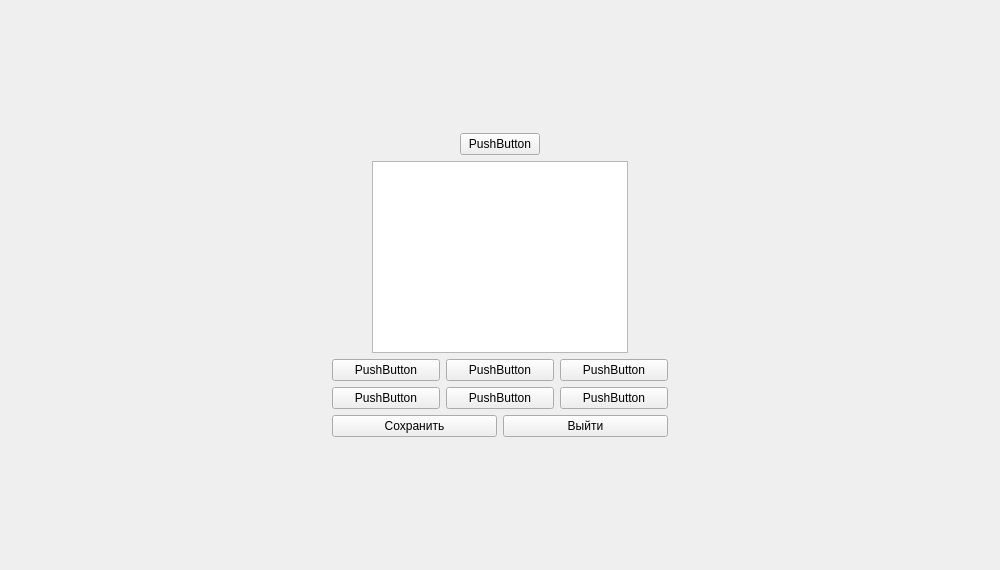
This is YandexProject1/all_avatar.ui in JKarak/app-for-applications as Qt 5 draws it before an edit. The edited form follows.
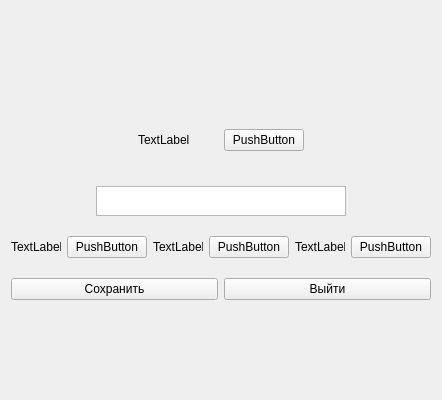
This is the edited form.

What changed in the file:
```diff
--- a/YandexProject1/all_avatar.ui
+++ b/YandexProject1/all_avatar.ui
@@ -2,31 +2,21 @@
 <ui version="4.0">
  <class>Form</class>
  <widget class="QWidget" name="Form">
+  <property name="enabled">
+   <bool>true</bool>
+  </property>
   <property name="geometry">
    <rect>
     <x>0</x>
     <y>0</y>
-    <width>1000</width>
-    <height>570</height>
+    <width>335</width>
+    <height>400</height>
    </rect>
   </property>
   <property name="windowTitle">
    <string>Form</string>
   </property>
   <layout class="QVBoxLayout" name="verticalLayout_2">
-   <item>
-    <spacer name="verticalSpacer">
-     <property name="orientation">
-      <enum>Qt::Vertical</enum>
-     </property>
-     <property name="sizeHint" stdset="0">
-      <size>
-       <width>20</width>
-       <height>40</height>
-      </size>
-     </property>
-    </spacer>
-   </item>
    <item>
     <layout class="QHBoxLayout" name="horizontalLayout_6">
      <item>
@@ -59,6 +49,31 @@
            </property>
           </spacer>
          </item>
+         <item>
+          <widget class="QLabel" name="label">
+           <property name="sizePolicy">
+            <sizepolicy hsizetype="Fixed" vsizetype="Fixed">
+             <horstretch>0</horstretch>
+             <verstretch>0</verstretch>
+            </sizepolicy>
+           </property>
+           <property name="minimumSize">
+            <size>
+             <width>80</width>
+             <height>80</height>
+            </size>
+           </property>
+           <property name="maximumSize">
+            <size>
+             <width>80</width>
+             <height>80</height>
+            </size>
+           </property>
+           <property name="text">
+            <string>TextLabel</string>
+           </property>
+          </widget>
+         </item>
          <item>
           <widget class="QPushButton" name="pushButton">
            <property name="text">
@@ -97,7 +112,26 @@
           </spacer>
          </item>
          <item>
-          <widget class="QPlainTextEdit" name="plainTextEdit"/>
+          <widget class="QPlainTextEdit" name="plainTextEdit">
+           <property name="sizePolicy">
+            <sizepolicy hsizetype="Fixed" vsizetype="Fixed">
+             <horstretch>0</horstretch>
+             <verstretch>0</verstretch>
+            </sizepolicy>
+           </property>
+           <property name="minimumSize">
+            <size>
+             <width>200</width>
+             <height>20</height>
+            </size>
+           </property>
+           <property name="maximumSize">
+            <size>
+             <width>250</width>
+             <height>30</height>
+            </size>
+           </property>
+          </widget>
          </item>
          <item>
           <spacer name="horizontalSpacer_4">
@@ -116,6 +150,31 @@
        </item>
        <item>
         <layout class="QHBoxLayout" name="horizontalLayout">
+         <item>
+          <widget class="QLabel" name="label_2">
+           <property name="sizePolicy">
+            <sizepolicy hsizetype="Fixed" vsizetype="Fixed">
+             <horstretch>0</horstretch>
+             <verstretch>0</verstretch>
+            </sizepolicy>
+           </property>
+           <property name="minimumSize">
+            <size>
+             <width>50</width>
+             <height>50</height>
+            </size>
+           </property>
+           <property name="maximumSize">
+            <size>
+             <width>50</width>
+             <height>50</height>
+            </size>
+           </property>
+           <property name="text">
+            <string>TextLabel</string>
+           </property>
+          </widget>
+         </item>
          <item>
           <widget class="QPushButton" name="pushButton_2">
            <property name="text">
@@ -123,6 +182,31 @@
            </property>
           </widget>
          </item>
+         <item>
+          <widget class="QLabel" name="label_3">
+           <property name="sizePolicy">
+            <sizepolicy hsizetype="Fixed" vsizetype="Fixed">
+             <horstretch>0</horstretch>
+             <verstretch>0</verstretch>
+            </sizepolicy>
+           </property>
+           <property name="minimumSize">
+            <size>
+             <width>50</width>
+             <height>50</height>
+            </size>
+           </property>
+           <property name="maximumSize">
+            <size>
+             <width>50</width>
+             <height>50</height>
+            </size>
+           </property>
+           <property name="text">
+            <string>TextLabel</string>
+           </property>
+          </widget>
+         </item>
          <item>
           <widget class="QPushButton" name="pushButton_4">
            <property name="text">
@@ -130,6 +214,31 @@
            </property>
           </widget>
          </item>
+         <item>
+          <widget class="QLabel" name="label_4">
+           <property name="sizePolicy">
+            <sizepolicy hsizetype="Fixed" vsizetype="Fixed">
+             <horstretch>0</horstretch>
+             <verstretch>0</verstretch>
+            </sizepolicy>
+           </property>
+           <property name="minimumSize">
+            <size>
+             <width>50</width>
+             <height>50</height>
+            </size>
+           </property>
+           <property name="maximumSize">
+            <size>
+             <width>50</width>
+             <height>50</height>
+            </size>
+           </property>
+           <property name="text">
+            <string>TextLabel</string>
+           </property>
+          </widget>
+         </item>
          <item>
           <widget class="QPushButton" name="pushButton_3">
            <property name="text">
@@ -139,31 +248,6 @@
          </item>
         </layout>
        </item>
-       <item>
-        <layout class="QHBoxLayout" name="horizontalLayout_2">
-         <item>
-          <widget class="QPushButton" name="pushButton_5">
-           <property name="text">
-            <string>PushButton</string>
-           </property>
-          </widget>
-         </item>
-         <item>
-          <widget class="QPushButton" name="pushButton_6">
-           <property name="text">
-            <string>PushButton</string>
-           </property>
-          </widget>
-         </item>
-         <item>
-          <widget class="QPushButton" name="pushButton_7">
-           <property name="text">
-            <string>PushButton</string>
-           </property>
-          </widget>
-         </item>
-        </layout>
-       </item>
        <item>
         <layout class="QHBoxLayout" name="horizontalLayout_3">
          <item>
@@ -199,19 +283,6 @@
      </item>
     </layout>
    </item>
-   <item>
-    <spacer name="verticalSpacer_2">
-     <property name="orientation">
-      <enum>Qt::Vertical</enum>
-     </property>
-     <property name="sizeHint" stdset="0">
-      <size>
-       <width>20</width>
-       <height>40</height>
-      </size>
-     </property>
-    </spacer>
-   </item>
   </layout>
  </widget>
  <resources/>
```
